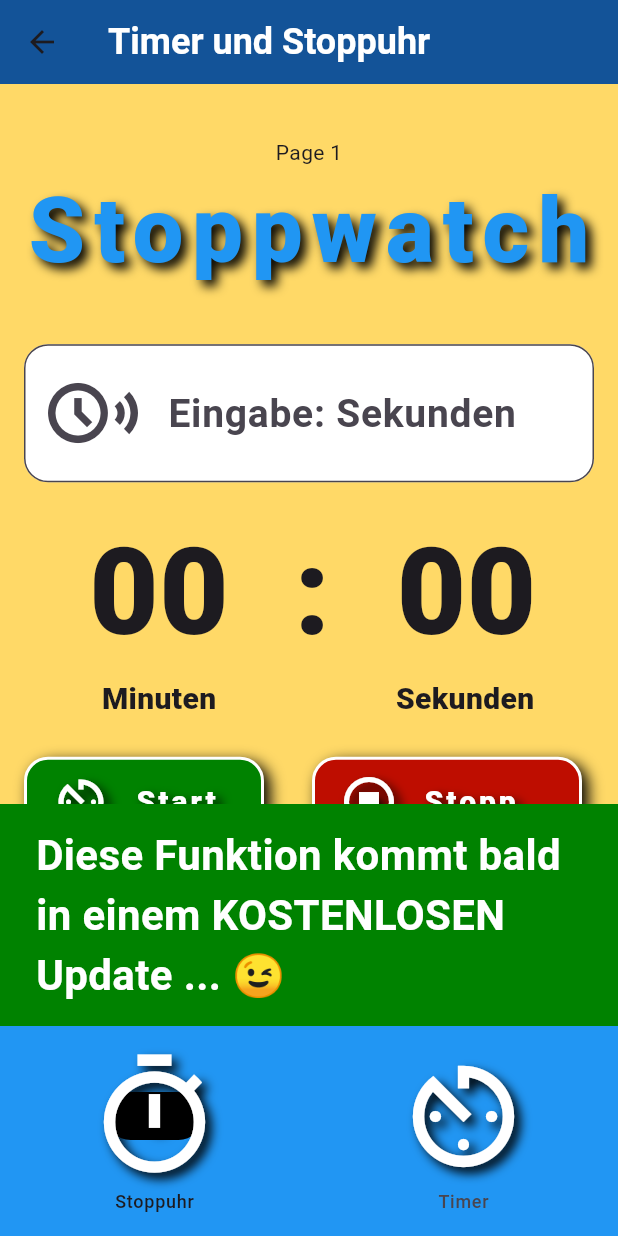
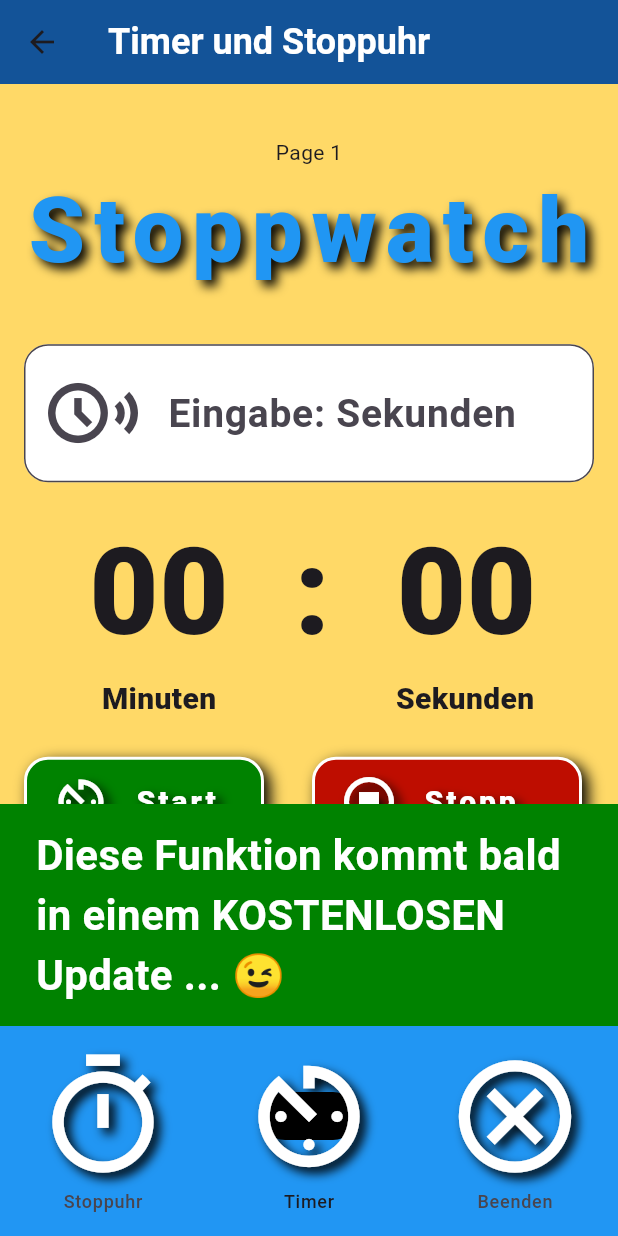
Before and after one commit to JuergenHollmann/project_16_timer_app, a Flutter app: the StopWatchScreen screen opened directly, item 2 of the bottom bar chosen, after a tap on "Start", on a phone screen of 412 x 824 dp. Run offline on Flutter 3.47's test engine with Material 3 defaults, Android fonts, the light colour scheme and no system bars; missing offline and left inert: flutter_exit_app.

Commit message:
installed package "  flutter_exit_app: ^1.1.4" to exit the app by clicking on a Button in the NavigationBar

```diff
--- a/lib/config/wb_navigation_bar.dart
+++ b/lib/config/wb_navigation_bar.dart
@@ -1,6 +1,7 @@
 import 'dart:developer';
 
 import 'package:flutter/material.dart';
+import 'package:flutter_exit_app/flutter_exit_app.dart';
 import 'package:project_16_timer_app/config/wb_colors.dart';
 import 'package:project_16_timer_app/start_screen.dart';
 import 'package:project_16_timer_app/stopwatch_screen.dart';
@@ -14,7 +15,7 @@ class WbNavigationBar extends StatefulWidget {
 }
 
 class _WbNavigationBarState extends State<WbNavigationBar> {
-  // int _currentPageIndex = 0;
+  int currentPageIndex = 0;
 
   final List<Widget> screens = [
     const TimerScreen(),
@@ -28,37 +29,37 @@ class _WbNavigationBarState extends State<WbNavigationBar> {
         height: 140,
         elevation: 0,
         backgroundColor: Colors.blue,
-      // labelBehavior
-      // selectedIndex: 0, //_currentPageIndex,
-      // selectedIndex: _currentPageIndex,
-      //selectedItemColor: Colors.black,
+        // labelBehavior:
+        // selectedIndex: 0, //currentPageIndex,
+        // selectedIndex: currentPageIndex,
+        // selectedItemColor: Colors.black,
         indicatorColor: Colors.black,
 
-      //onDestinationSelected: (index) {
-      onDestinationSelected: (index) {
-        log("Button $index geklickt");
-
-        if (index == 1) {
-          ScaffoldMessenger.of(context).showSnackBar(const SnackBar(
-            backgroundColor: wbColorButtonGreen,
-            content: Text(
-              "Diese Funktion kommt bald in einem KOSTENLOSEN Update ... 😉",
-              style: TextStyle(
-                fontSize: 28,
-                fontWeight: FontWeight.bold,
-                color: Colors.white,
-              ),
-            ),
-          ));
-        }
-
-        setState(() {
-          // _currentPageIndex = index;
-          // selectedIndex = index;
-        });
-      },
+        // indicatorShape: const RoundedRectangleBorder(borderRadius: 100),
+        // /*--------------------------------- *** ---*/
+        // selectedIndex: currentPageIndex,
+        // onDestinationSelected: (int index) {
+        //   setState(() {
+        //     currentPageIndex = index;
+        //     // selectedIndex = index;
+        //   });
+        //   log("Button $index geklickt");
+        //   if (index == 1) {
+        //     ScaffoldMessenger.of(context).showSnackBar(const SnackBar(
+        //       backgroundColor: wbColorButtonGreen,
+        //       content: Text(
+        //         "Diese Funktion kommt bald in einem KOSTENLOSEN Update ... 😉",
+        //         style: TextStyle(
+        //           fontSize: 28,
+        //           fontWeight: FontWeight.bold,
+        //           color: Colors.white,
+        //         ),
+        //       ),
+        //     ));
+        //   }
+        // },
+        /*--------------------------------- Stoppuhr ---*/
         destinations: const [
-        // Icons horizontal angeordnet
           NavigationDestination(
             icon: Icon(
               Icons.timer_outlined,
@@ -76,6 +77,7 @@ class _WbNavigationBarState extends State<WbNavigationBar> {
             label: "Stoppuhr",
             enabled: true,
           ),
+          /*--------------------------------- Timer ---*/
           NavigationDestination(
             icon: Icon(
               Icons.av_timer_outlined,
@@ -91,8 +93,57 @@ class _WbNavigationBarState extends State<WbNavigationBar> {
               ],
             ),
             label: "Timer",
+            enabled: true,
           ),
+          /*--------------------------------- Stoppuhr ---*/
+          NavigationDestination(
+            icon: Icon(
+              Icons.cancel_outlined,
+              size: 90,
+              color: Colors.white,
+              shadows: [
+                BoxShadow(
+                  color: Colors.black,
+                  blurRadius: 8,
+                  offset: Offset(4, 4),
+                  spreadRadius: 0,
+                )
               ],
-    );
+            ),
+            label: "Beenden",
+            enabled: true,
+          ),
+          /*--------------------------------- *** ---*/
+        ],
+        selectedIndex: currentPageIndex,
+        onDestinationSelected: (int index) {
+          setState(() {
+            currentPageIndex = index;
+          });
+          log("Button $index geklickt");
+          if (index == 1) {
+            ScaffoldMessenger.of(context).showSnackBar(const SnackBar(
+              backgroundColor: wbColorButtonGreen,
+              content: Text(
+                "Diese Funktion kommt bald in einem KOSTENLOSEN Update ... 😉",
+                style: TextStyle(
+                  fontSize: 28,
+                  fontWeight: FontWeight.bold,
+                  color: Colors.white,
+                ),
+              ),
+            ));
+          } else if (index == 2) {
+            log("Index 2 = ExitApp geklickt");
+
+                /*--------------------------------- *** ---*/
+                // Abfrage ob wirklich die App geschlossen werden soll:
+
+
+            FlutterExitApp.exitApp(iosForceExit: true);
+            //const ExitApp();
+          }
+        });
+    /*--------------------------------- *** ---*/
   }
 }
--- a/lib/stopwatch_screen.dart
+++ b/lib/stopwatch_screen.dart
@@ -13,7 +13,7 @@ class StopWatchScreen extends StatefulWidget {
 }
 
 class _StopWatchScreenState extends State<StopWatchScreen> {
-  final int _currentPageIndex = 1;
+  final int currentPageIndex = 1;
 
   final List<Widget> screens = [
     const StopWatchScreen(),
@@ -44,7 +44,7 @@ class _StopWatchScreenState extends State<StopWatchScreen> {
             mainAxisAlignment: MainAxisAlignment.center,
             crossAxisAlignment: CrossAxisAlignment.center,
             children: [
-              Text('Page $_currentPageIndex'), // nur zur Kontrolle anzeigen
+              Text('Page $currentPageIndex'), // nur zur Kontrolle anzeigen
               /*--------------------------------- Überschrift ---*/
               const Text(
                 "Stoppwatch",
--- a/pubspec.yaml
+++ b/pubspec.yaml
@@ -9,6 +9,7 @@ environment:
 dependencies:
   flutter:
     sdk: flutter
+  flutter_exit_app: ^1.1.4
 
 dev_dependencies:
   flutter_test:
```
Also changed, not shown: lib/config/exit_app.dart (added, +72 -0 lines), lib/start_screen.dart (+29 -29 lines), pubspec.lock, 9 other files. Lines whose indentation alone changed are shown as unchanged.
